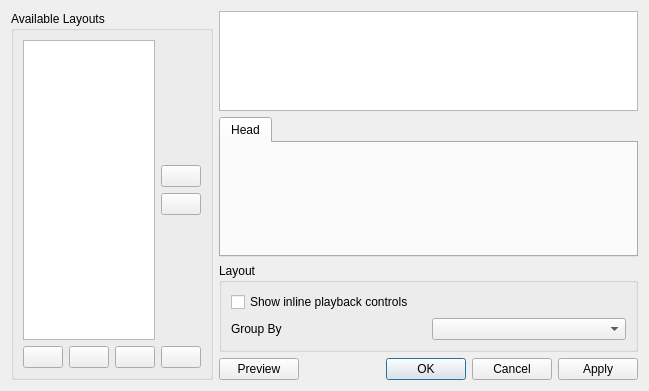
Old version of the form src/playlist/layouts/PlaylistLayoutEditDialog.ui in the repository netrunner-debian-kde-extras/amarok.
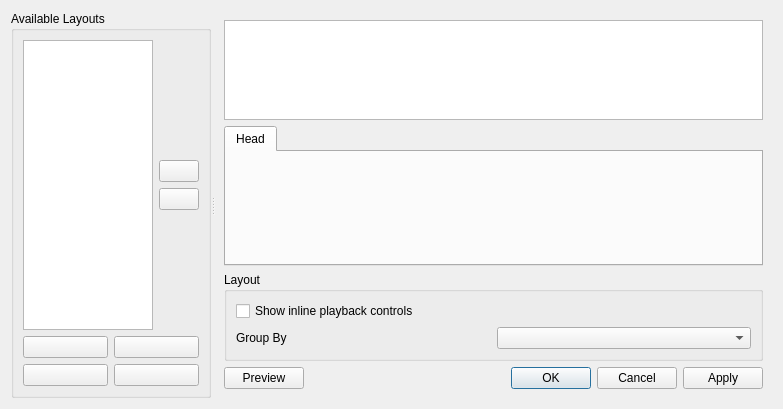
New version of the form. Custom widgets are drawn as their Qt base class.

```diff
--- a/src/playlist/layouts/PlaylistLayoutEditDialog.ui
+++ b/src/playlist/layouts/PlaylistLayoutEditDialog.ui
@@ -6,33 +6,83 @@
    <rect>
     <x>0</x>
     <y>0</y>
-    <width>649</width>
-    <height>381</height>
+    <width>783</width>
+    <height>391</height>
    </rect>
   </property>
+  <property name="sizePolicy">
+   <sizepolicy hsizetype="Preferred" vsizetype="Preferred">
+    <horstretch>0</horstretch>
+    <verstretch>0</verstretch>
+   </sizepolicy>
+  </property>
   <property name="windowTitle">
    <string>Playlist Layout Editor</string>
   </property>
-  <layout class="QGridLayout" name="gridLayout_2">
-   <item row="0" column="0" rowspan="2">
+  <layout class="QHBoxLayout" name="horizontalLayout_3">
+   <item>
+    <widget class="QSplitter" name="splitter">
+     <property name="sizePolicy">
+      <sizepolicy hsizetype="Preferred" vsizetype="Preferred">
+       <horstretch>0</horstretch>
+       <verstretch>0</verstretch>
+      </sizepolicy>
+     </property>
+     <property name="orientation">
+      <enum>Qt::Horizontal</enum>
+     </property>
+     <property name="childrenCollapsible">
+      <bool>true</bool>
+     </property>
     <widget class="QGroupBox" name="groupBox">
      <property name="sizePolicy">
       <sizepolicy hsizetype="Preferred" vsizetype="Expanding">
-       <horstretch>0</horstretch>
+        <horstretch>1</horstretch>
        <verstretch>0</verstretch>
       </sizepolicy>
      </property>
+      <property name="minimumSize">
+       <size>
+        <width>200</width>
+        <height>0</height>
+       </size>
+      </property>
+      <property name="maximumSize">
+       <size>
+        <width>16777215</width>
+        <height>16777215</height>
+       </size>
+      </property>
      <property name="title">
       <string>Available Layouts</string>
      </property>
      <layout class="QVBoxLayout" name="verticalLayout_3">
       <item>
        <layout class="QHBoxLayout" name="listHLayout">
+         <property name="sizeConstraint">
+          <enum>QLayout::SetDefaultConstraint</enum>
+         </property>
         <item>
-         <widget class="QListWidget" name="layoutListWidget"/>
+          <widget class="QListWidget" name="layoutListWidget">
+           <property name="sizePolicy">
+            <sizepolicy hsizetype="MinimumExpanding" vsizetype="Expanding">
+             <horstretch>0</horstretch>
+             <verstretch>0</verstretch>
+            </sizepolicy>
+           </property>
+           <property name="minimumSize">
+            <size>
+             <width>0</width>
+             <height>0</height>
+            </size>
+           </property>
+          </widget>
         </item>
         <item>
          <layout class="QVBoxLayout" name="verticalLayout_2">
+           <property name="sizeConstraint">
+            <enum>QLayout::SetDefaultConstraint</enum>
+           </property>
           <item>
            <spacer name="verticalSpacer">
             <property name="orientation">
@@ -40,17 +90,30 @@
             </property>
             <property name="sizeHint" stdset="0">
              <size>
-              <width>20</width>
+               <width>12</width>
               <height>40</height>
              </size>
             </property>
            </spacer>
           </item>
           <item>
-           <widget class="KArrowButton" name="moveUpButton"/>
+            <widget class="KArrowButton" name="moveUpButton">
+             <property name="sizePolicy">
+              <sizepolicy hsizetype="Fixed" vsizetype="Fixed">
+               <horstretch>0</horstretch>
+               <verstretch>0</verstretch>
+              </sizepolicy>
+             </property>
+            </widget>
           </item>
           <item>
            <widget class="KArrowButton" name="moveDownButton">
+             <property name="sizePolicy">
+              <sizepolicy hsizetype="Fixed" vsizetype="Fixed">
+               <horstretch>0</horstretch>
+               <verstretch>0</verstretch>
+              </sizepolicy>
+             </property>
             <property name="arrowType" stdset="0">
              <number>2</number>
             </property>
@@ -63,7 +126,7 @@
             </property>
             <property name="sizeHint" stdset="0">
              <size>
-              <width>20</width>
+               <width>12</width>
               <height>40</height>
              </size>
             </property>
@@ -74,30 +137,66 @@
        </layout>
       </item>
       <item>
-       <layout class="QHBoxLayout" name="horizontalLayout_4">
-        <item>
-         <widget class="KPushButton" name="newLayoutButton"/>
-        </item>
-        <item>
-         <widget class="KPushButton" name="copyLayoutButton"/>
-        </item>
-        <item>
-         <widget class="KPushButton" name="deleteLayoutButton"/>
-        </item>
-        <item>
-         <widget class="KPushButton" name="renameLayoutButton"/>
-        </item>
-       </layout>
-      </item>
-     </layout>
-    </widget>
-   </item>
+        <layout class="QGridLayout" name="gridLayout_2">
+         <property name="sizeConstraint">
+          <enum>QLayout::SetDefaultConstraint</enum>
+         </property>
    <item row="0" column="1">
+          <widget class="KPushButton" name="newLayoutButton">
+           <property name="sizePolicy">
+            <sizepolicy hsizetype="Minimum" vsizetype="Fixed">
+             <horstretch>0</horstretch>
+             <verstretch>0</verstretch>
+            </sizepolicy>
+           </property>
+          </widget>
+         </item>
+         <item row="0" column="3">
+          <widget class="KPushButton" name="deleteLayoutButton">
+           <property name="sizePolicy">
+            <sizepolicy hsizetype="Minimum" vsizetype="Fixed">
+             <horstretch>0</horstretch>
+             <verstretch>0</verstretch>
+            </sizepolicy>
+           </property>
+          </widget>
+         </item>
+         <item row="1" column="3">
+          <widget class="KPushButton" name="renameLayoutButton">
+           <property name="sizePolicy">
+            <sizepolicy hsizetype="Minimum" vsizetype="Fixed">
+             <horstretch>0</horstretch>
+             <verstretch>0</verstretch>
+            </sizepolicy>
+           </property>
+          </widget>
+         </item>
+         <item row="1" column="1">
+          <widget class="KPushButton" name="copyLayoutButton">
+           <property name="sizePolicy">
+            <sizepolicy hsizetype="Minimum" vsizetype="Fixed">
+             <horstretch>0</horstretch>
+             <verstretch>0</verstretch>
+            </sizepolicy>
+           </property>
+          </widget>
+         </item>
+        </layout>
+       </item>
+      </layout>
+     </widget>
+     <widget class="QFrame" name="rightHandFrame">
+      <property name="sizePolicy">
+       <sizepolicy hsizetype="Expanding" vsizetype="Preferred">
+        <horstretch>10</horstretch>
+        <verstretch>0</verstretch>
+       </sizepolicy>
+      </property>
     <layout class="QVBoxLayout" name="verticalLayout">
      <item>
       <widget class="TokenPool" name="tokenPool">
        <property name="sizePolicy">
-        <sizepolicy hsizetype="MinimumExpanding" vsizetype="Preferred">
+          <sizepolicy hsizetype="Expanding" vsizetype="Preferred">
          <horstretch>0</horstretch>
          <verstretch>0</verstretch>
         </sizepolicy>
@@ -163,6 +262,12 @@
      </item>
      <item>
       <widget class="QTabWidget" name="elementTabs">
+         <property name="sizePolicy">
+          <sizepolicy hsizetype="Expanding" vsizetype="Expanding">
+           <horstretch>0</horstretch>
+           <verstretch>0</verstretch>
+          </sizepolicy>
+         </property>
        <property name="minimumSize">
         <size>
          <width>0</width>
@@ -181,6 +286,12 @@
      </item>
      <item>
       <widget class="QGroupBox" name="groupBox_2">
+         <property name="sizePolicy">
+          <sizepolicy hsizetype="Expanding" vsizetype="Preferred">
+           <horstretch>0</horstretch>
+           <verstretch>0</verstretch>
+          </sizepolicy>
+         </property>
        <property name="title">
         <string>Layout</string>
        </property>
@@ -212,9 +323,7 @@
        </layout>
       </widget>
      </item>
-    </layout>
-   </item>
-   <item row="1" column="1">
+       <item>
     <layout class="QHBoxLayout" name="horizontalLayout_2">
      <item>
       <widget class="QPushButton" name="previewButton">
@@ -230,8 +339,8 @@
        </property>
        <property name="sizeHint" stdset="0">
         <size>
-         <width>305</width>
-         <height>21</height>
+             <width>13</width>
+             <height>19</height>
         </size>
        </property>
       </spacer>
@@ -250,6 +359,10 @@
    </item>
   </layout>
  </widget>
+    </widget>
+   </item>
+  </layout>
+ </widget>
  <customwidgets>
   <customwidget>
    <class>KArrowButton</class>
```
Left out of the diff: 16 changed lines with no effect on the pictures. Lines whose indentation alone changed are shown as unchanged.
